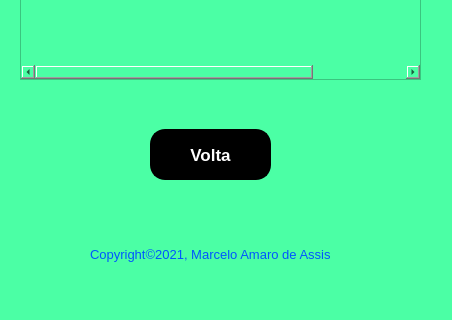
The window that Projeto/oito_quinta.ui (marceloamaro/Pratica_BD) describes before a commit, drawn with Qt 5; both pictures show x 0 to 452 and y 231 to 551 of the 452 by 551 pixel window.
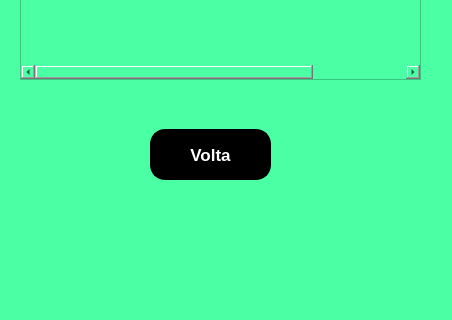
The same window after the commit. Icons and pictures are not drawn.

```diff
--- a/Projeto/oito_quinta.ui
+++ b/Projeto/oito_quinta.ui
@@ -181,27 +181,6 @@
      </property>
     </column>
    </widget>
-   <widget class="QLabel" name="label_8">
-    <property name="geometry">
-     <rect>
-      <x>90</x>
-      <y>470</y>
-      <width>251</width>
-      <height>31</height>
-     </rect>
-    </property>
-    <property name="font">
-     <font>
-      <pointsize>10</pointsize>
-     </font>
-    </property>
-    <property name="styleSheet">
-     <string notr="true">color: rgb(0, 85, 255);</string>
-    </property>
-    <property name="text">
-     <string>Copyright©2021, Marcelo Amaro de Assis</string>
-    </property>
-   </widget>
   </widget>
   <widget class="QMenuBar" name="menubar">
    <property name="geometry">
```
